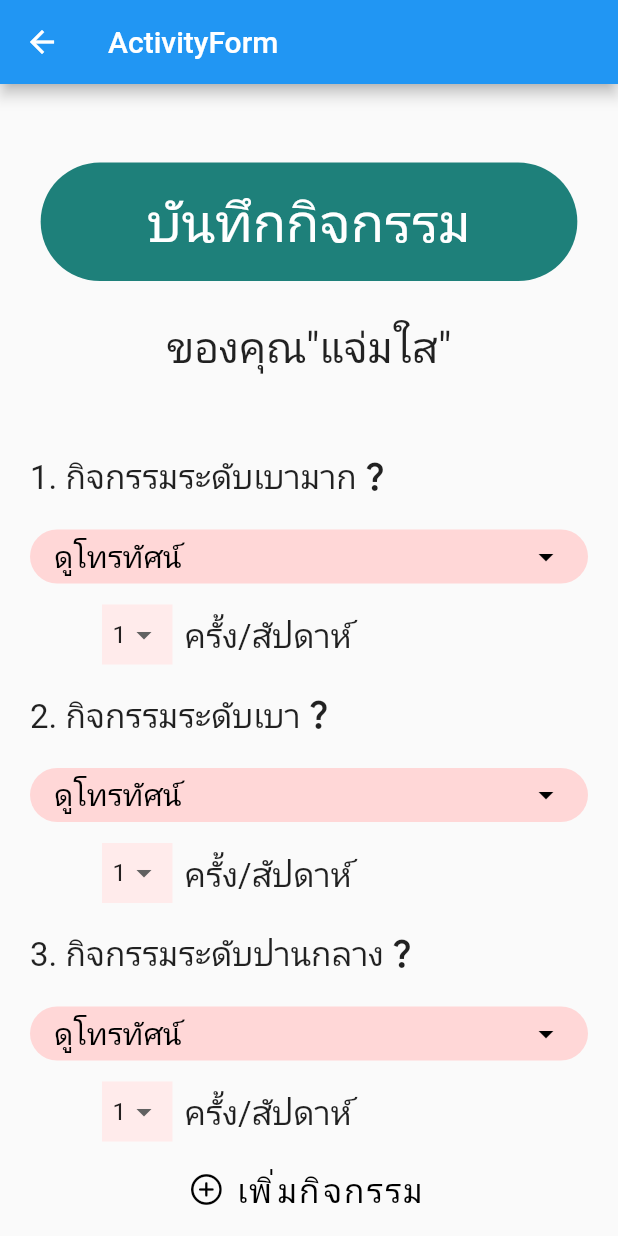
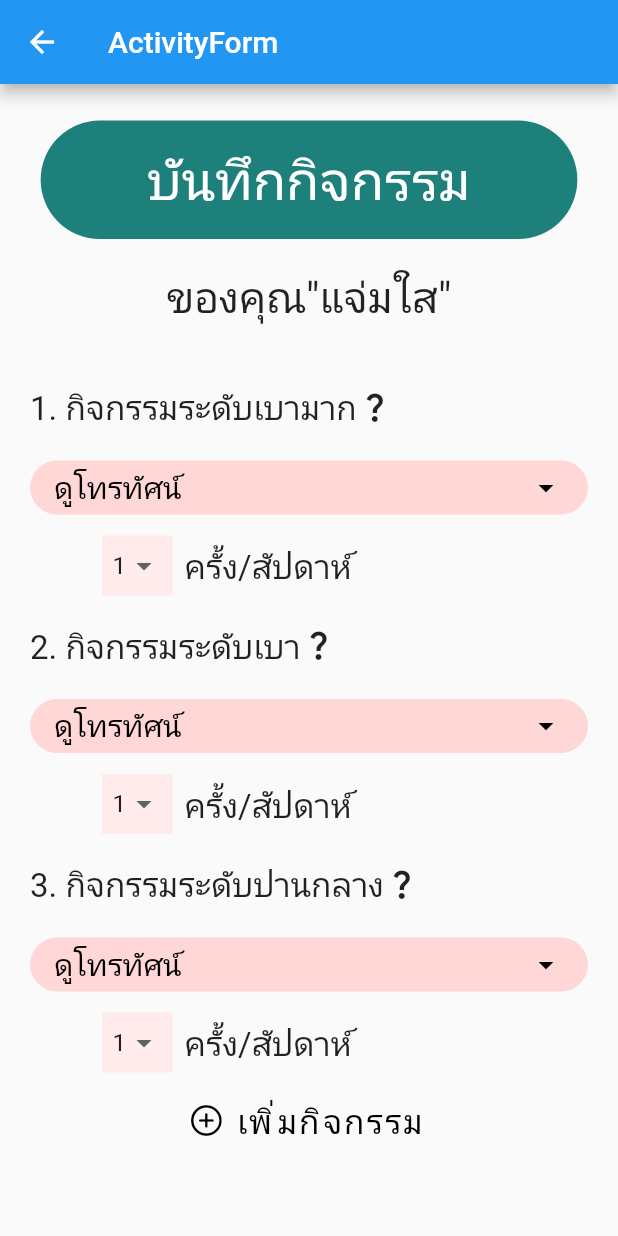
Before and after one commit to AINutritionProject/KinDeeUDee, a Flutter app: the ActivityForm screen opened directly, on a phone screen of 412 x 824 dp. Run offline on Flutter 3.47's test engine with Material 2 defaults, Android fonts, the phone set to English and light mode, and no system bars; our stand-ins replace camera, cloud_firestore, csv, dotted_border, firebase_auth, firebase_core and 6 more; missing offline and left inert: dart:ffi; accounts and stored records are empty.

Commit message:
resize activity_form header

```diff
--- a/lib/pages/information/activity_form.dart
+++ b/lib/pages/information/activity_form.dart
@@ -276,10 +276,8 @@ class ActivityFormHeader extends StatelessWidget {
 
   @override
   Widget build(BuildContext context) {
-    return Padding(
-      padding: const EdgeInsets.all(8.0),
-      child: SizedBox(
-          height: 200,
+    return SizedBox(
+        height: 170,
         child: Column(
           children: [
             Expanded(
@@ -310,7 +308,6 @@ class ActivityFormHeader extends StatelessWidget {
                   style: TextStyle(fontSize: 28),
                 ))),
           ],
-          )),
-    );
+        ));
   }
 }
```
Lines whose indentation alone changed are shown as unchanged.
